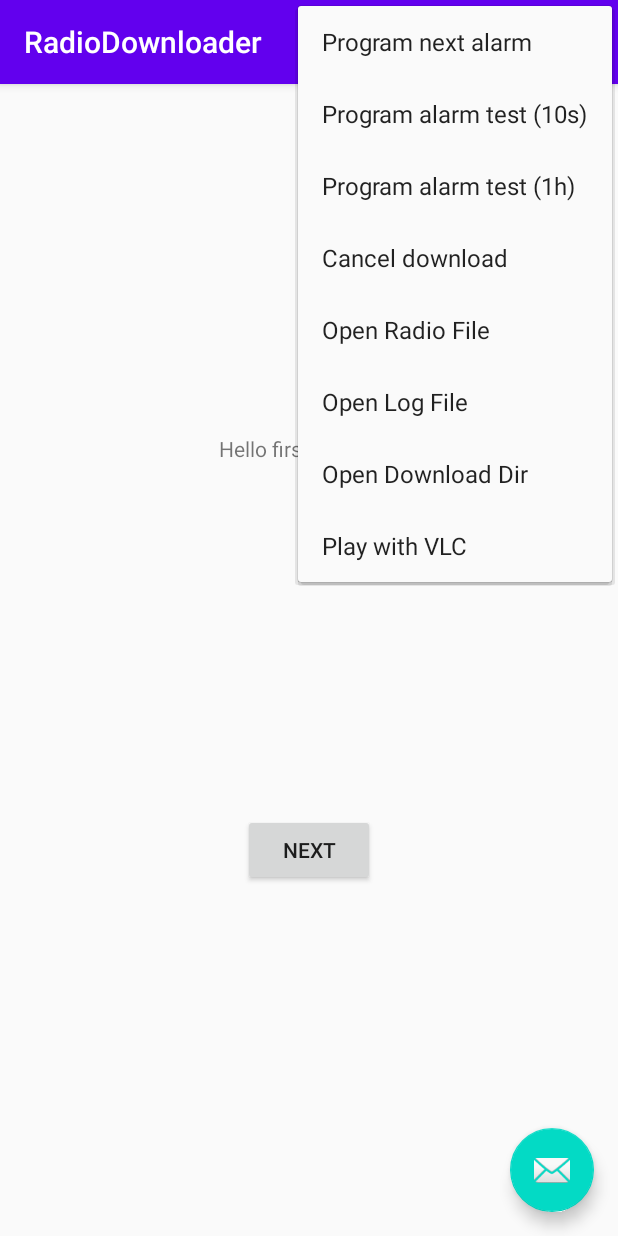
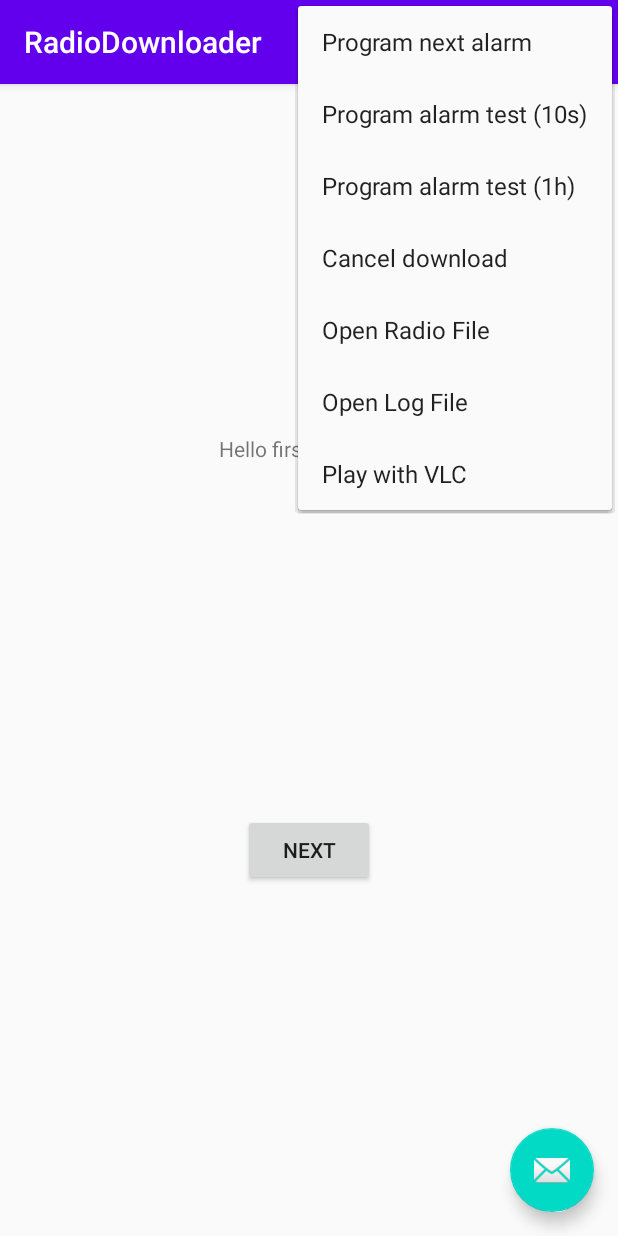
Before and after one commit to ollbap/RadioDownloader, an Android app: the screen it shows after launch (MainActivity), with the options menu open, on a phone screen of 412 x 824 dp. Run offline under Robolectric (Android 15) with nearby library versions, the phone set to English and light mode, and no system bars.

Commit message:
Removed options that where not working

```diff
--- a/app/src/main/java/es/ollbap/radiodownloader/MainActivity.java
+++ b/app/src/main/java/es/ollbap/radiodownloader/MainActivity.java
@@ -77,11 +77,6 @@
             logI("Cancel download.");
         }
 
-        if(id == R.id.open_download_dir) {
-            Util.openDownloadDir(this);
-            logI("Cancel download.");
-        }
-
         if(id == R.id.open_vlc) {
             Util.playInVlc(this);
             logI("Cancel download.");
--- a/app/src/main/res/menu/menu_main.xml
+++ b/app/src/main/res/menu/menu_main.xml
@@ -23,9 +23,6 @@
     <item android:id="@+id/open_log_file"
         app:showAsAction="ifRoom|withText"
         android:title="Open Log File" />
-    <item android:id="@+id/open_download_dir"
-        app:showAsAction="ifRoom|withText"
-        android:title="Open Download Dir" />
     <item android:id="@+id/open_vlc"
         app:showAsAction="ifRoom|withText"
         android:title="Play with VLC" />
```
Also changed, not shown: app/src/main/java/es/ollbap/radiodownloader/Util.java (+8 -4 lines).
